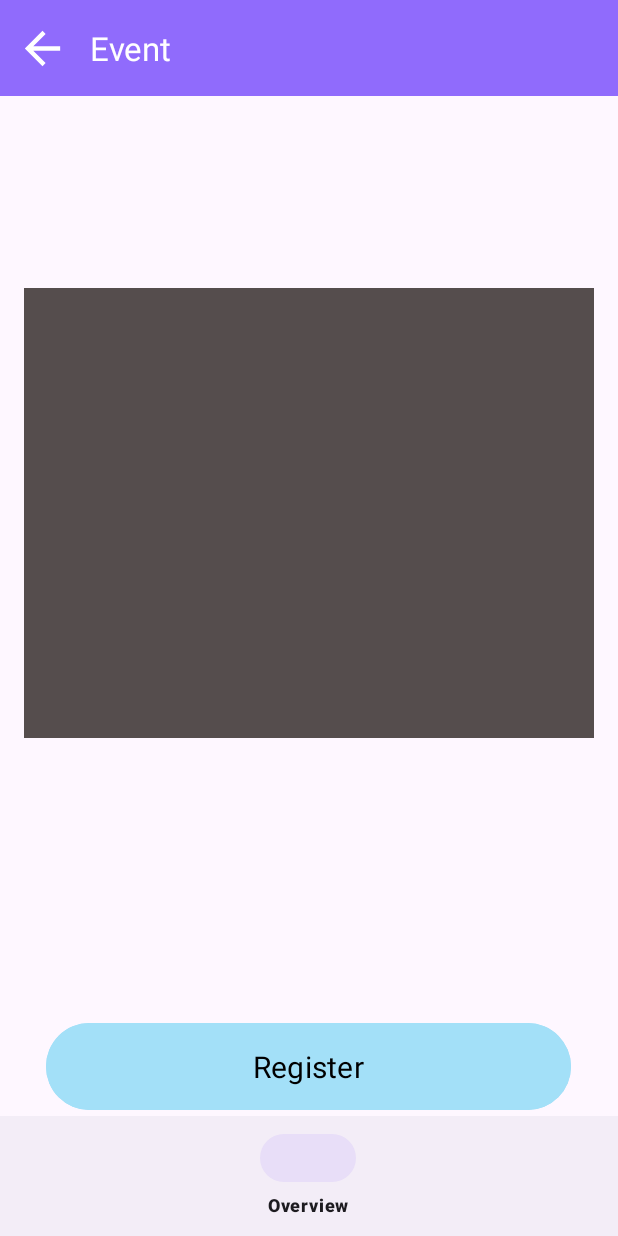
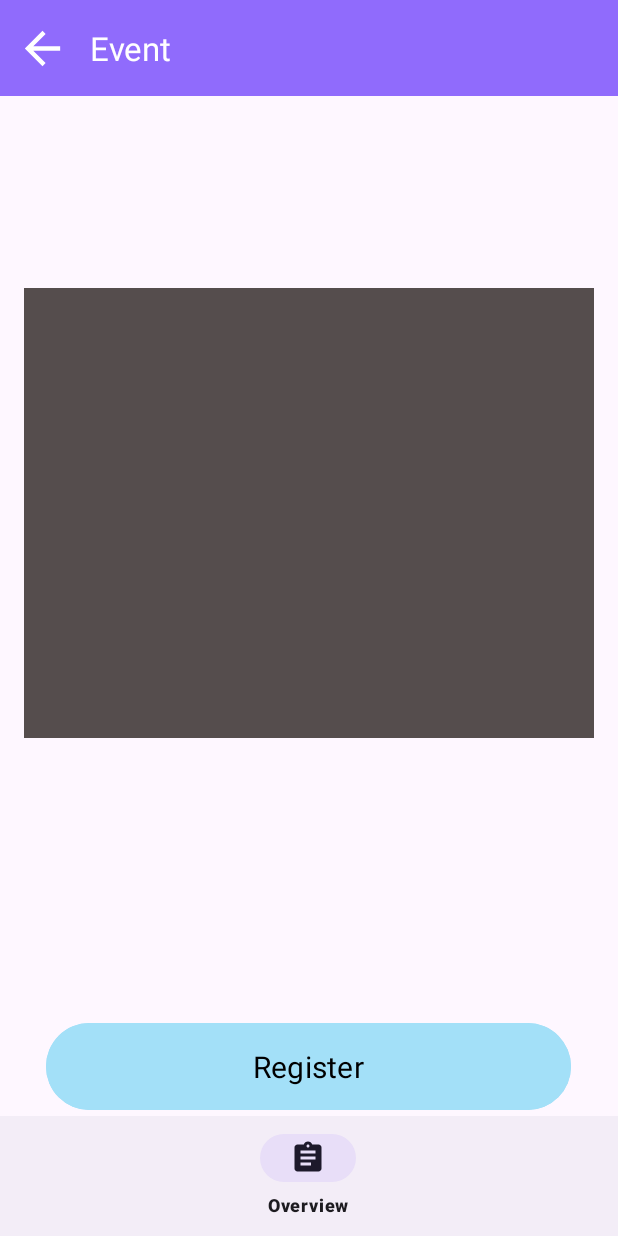
Before and after one commit to CMPUT301W24T09/fire-and-based, an Android app: the EventInfoActivity screen opened directly, with no data from a screen before it, on a phone screen of 412 x 824 dp. Run offline under Robolectric (Android 15) with nearby library versions, the phone set to English and light mode, and no system bars; our stand-ins replace Firebase (no records; nobody signed in at launch, a user with empty details on screens opened directly); Roboto replaces fonts that are not available here; 1 statement that could not run was skipped.

Commit message:
added icons for bottom nav

```diff
--- a/project/app/src/main/res/menu/event_info_menu.xml
+++ b/project/app/src/main/res/menu/event_info_menu.xml
@@ -4,11 +4,14 @@
 
     <item
         android:id="@+id/overview_item"
-        android:title="Overview" />
+        android:title="Overview"
+        android:icon="@drawable/overview_image"/>
     <item
         android:id="@+id/announcements_item"
-        android:title="Announcements" />
+        android:title="Announcements"
+        android:icon="@drawable/announcements_image"/>
     <item
         android:id="@+id/map_item"
-        android:title="Map" />
+        android:title="Map"
+        android:icon="@drawable/location"/>
 </menu>
--- a/project/app/src/main/res/menu/profile.xml
+++ b/project/app/src/main/res/menu/profile.xml
@@ -4,7 +4,7 @@
 
     <item
         android:id="@+id/profile_item"
-        android:icon="@drawable/baseline_person_24"
+        android:icon="@drawable/baseline_account_circle_24"
         android:title="Profile"
         app:showAsAction="always" />
 </menu>
```
Also changed, not shown: project/app/src/main/res/menu/event_info_for_organizer_menu.xml (+6 -3 lines), project/app/src/main/res/menu/event_list_bottom_nav.xml (+6 -3 lines), project/app/src/main/res/drawable/announcements_image.xml (renamed from project/app/src/main/res/drawable/baseline_notifications_24.xml), project/app/src/main/res/drawable/attendees_image.xml (renamed from project/app/src/main/res/drawable/baseline_group_24.xml), project/app/src/main/res/drawable/attending_image.xml (renamed from project/app/src/main/res/drawable/baseline_bookmark_24.xml), project/app/src/main/res/drawable/browsing_image.xml (renamed from project/app/src/main/res/drawable/baseline_assignment_add_24.xml), project/app/src/main/res/drawable/organizing_image.xml (renamed from project/app/src/main/res/drawable/baseline_assignment_ind_24.xml), project/app/src/main/res/drawable/overview_image.xml (renamed from project/app/src/main/res/drawable/baseline_assignment_24.xml), project/app/src/main/res/drawable/promotion_image.xml (renamed from project/app/src/main/res/drawable/baseline_send_24.xml).
